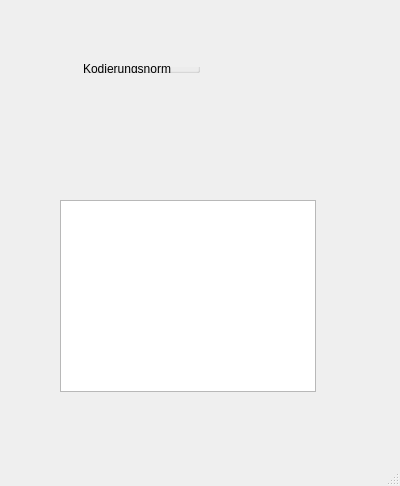
The window that Dialoge/Hauptfenster.ui (tuxmaster/Funkalphabet) describes before a commit, drawn with Qt 5.
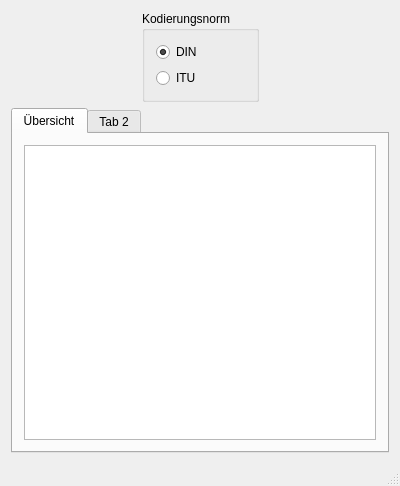
The same window after the commit. Icons and pictures are not drawn.

Commit message: - Die Oberfläche der Übersicht schaut schon ganz gut aus.

Diff of the .ui file:
```diff
--- a/Dialoge/Hauptfenster.ui
+++ b/Dialoge/Hauptfenster.ui
@@ -18,43 +18,8 @@
     <normaloff>:/Bilder/Radiowellen</normaloff>:/Bilder/Radiowellen</iconset>
   </property>
   <widget class="QWidget" name="centralWidget">
-   <widget class="QTableView" name="tbUebersicht">
-    <property name="geometry">
-     <rect>
-      <x>60</x>
-      <y>200</y>
-      <width>256</width>
-      <height>192</height>
-     </rect>
-    </property>
-    <property name="editTriggers">
-     <set>QAbstractItemView::NoEditTriggers</set>
-    </property>
-    <property name="alternatingRowColors">
-     <bool>true</bool>
-    </property>
-    <property name="selectionMode">
-     <enum>QAbstractItemView::NoSelection</enum>
-    </property>
-    <attribute name="horizontalHeaderStretchLastSection">
-     <bool>true</bool>
-    </attribute>
-    <attribute name="verticalHeaderVisible">
-     <bool>false</bool>
-    </attribute>
-    <attribute name="verticalHeaderStretchLastSection">
-     <bool>false</bool>
-    </attribute>
-   </widget>
-   <widget class="QWidget" name="">
-    <property name="geometry">
-     <rect>
-      <x>30</x>
-      <y>50</y>
-      <width>223</width>
-      <height>34</height>
-     </rect>
-    </property>
+   <layout class="QVBoxLayout" name="verticalLayout_3">
+    <item>
     <layout class="QHBoxLayout" name="horizontalLayout">
      <item>
       <spacer name="horizontalSpacer">
@@ -77,15 +42,9 @@
        <property name="title">
         <string>Kodierungsnorm</string>
        </property>
+        <layout class="QVBoxLayout" name="verticalLayout_2">
+         <item>
        <widget class="QRadioButton" name="rkDIN">
-        <property name="geometry">
-         <rect>
-          <x>10</x>
-          <y>20</y>
-          <width>109</width>
-          <height>26</height>
-         </rect>
-        </property>
         <property name="toolTip">
          <string>&lt;html&gt;&lt;head/&gt;&lt;body&gt;&lt;p&gt;Kodierung gemäß DIN.&lt;/p&gt;&lt;/body&gt;&lt;/html&gt;</string>
         </property>
@@ -96,15 +55,9 @@
          <bool>true</bool>
         </property>
        </widget>
+         </item>
+         <item>
        <widget class="QRadioButton" name="rkITU">
-        <property name="geometry">
-         <rect>
-          <x>10</x>
-          <y>50</y>
-          <width>109</width>
-          <height>26</height>
-         </rect>
-        </property>
         <property name="toolTip">
          <string>&lt;html&gt;&lt;head/&gt;&lt;body&gt;&lt;p&gt;Kodierung gemäß ITU.&lt;/p&gt;&lt;/body&gt;&lt;/html&gt;</string>
         </property>
@@ -112,6 +65,8 @@
          <string>ITU</string>
         </property>
        </widget>
+         </item>
+        </layout>
       </widget>
      </item>
      <item>
@@ -128,7 +83,46 @@
       </spacer>
      </item>
     </layout>
-   </widget>
+    </item>
+    <item>
+     <widget class="QTabWidget" name="Karten">
+      <widget class="QWidget" name="karteUebersicht">
+       <attribute name="title">
+        <string>Übersicht</string>
+       </attribute>
+       <layout class="QVBoxLayout" name="verticalLayout">
+        <item>
+         <widget class="QTableView" name="tbUebersicht">
+          <property name="editTriggers">
+           <set>QAbstractItemView::NoEditTriggers</set>
+          </property>
+          <property name="alternatingRowColors">
+           <bool>true</bool>
+          </property>
+          <property name="selectionMode">
+           <enum>QAbstractItemView::NoSelection</enum>
+          </property>
+          <attribute name="horizontalHeaderStretchLastSection">
+           <bool>true</bool>
+          </attribute>
+          <attribute name="verticalHeaderVisible">
+           <bool>false</bool>
+          </attribute>
+          <attribute name="verticalHeaderStretchLastSection">
+           <bool>false</bool>
+          </attribute>
+         </widget>
+        </item>
+       </layout>
+      </widget>
+      <widget class="QWidget" name="tab_2">
+       <attribute name="title">
+        <string>Tab 2</string>
+       </attribute>
+      </widget>
+     </widget>
+    </item>
+   </layout>
   </widget>
   <widget class="QStatusBar" name="statusBar"/>
  </widget>
```
Lines whose indentation alone changed are shown as unchanged. The commit also changes 3 other files.
